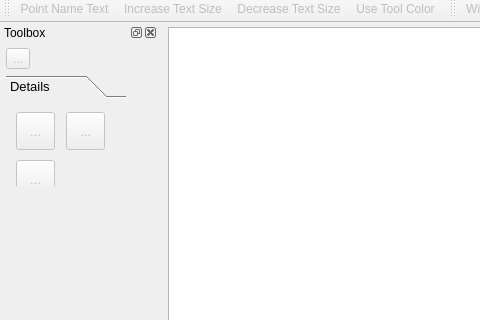
Old version of the form src/app/seamly2d/mainwindow.ui in the repository giuliadalessandro280400/Seamly2D; both pictures show x 0 to 480 and y 123 to 443 of the 1100 by 809 pixel window.
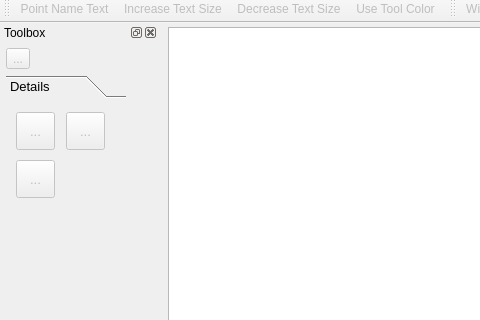
New version of the form. The open tabs and pages were chosen to show the change. Icons and pictures are not drawn. Custom widgets are drawn as their Qt base class.

```diff
--- a/src/app/seamly2d/mainwindow.ui
+++ b/src/app/seamly2d/mainwindow.ui
@@ -2400,7 +2400,7 @@
              <x>0</x>
              <y>0</y>
              <width>120</width>
-             <height>111</height>
+             <height>170</height>
             </rect>
            </property>
            <property name="sizePolicy">
```
